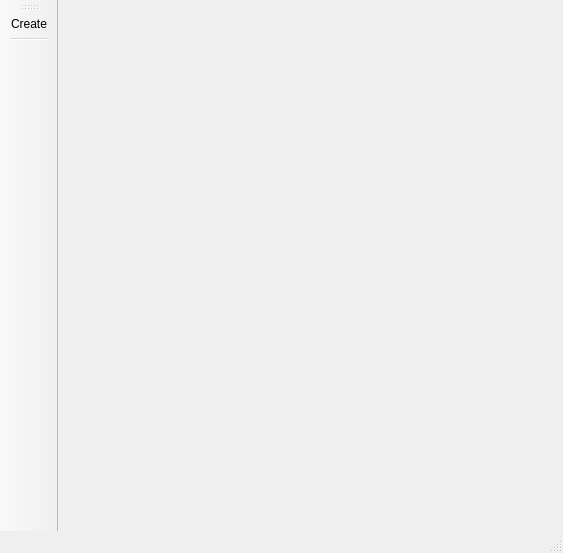
timothyhalim/sd-dreamer, file sd_dreamer.ui: the form before one commit.
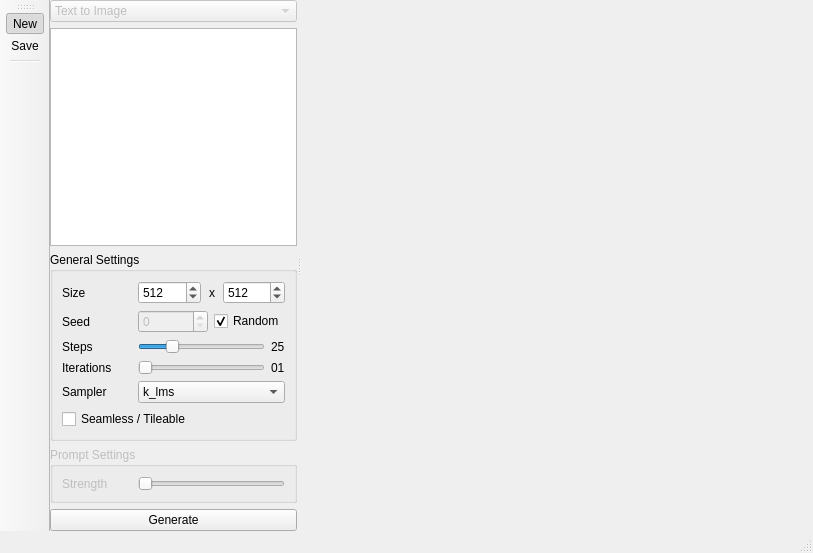
The form after the commit. Icons and pictures are not drawn.

The edit to the form file:
```diff
--- a/sd_dreamer.ui
+++ b/sd_dreamer.ui
@@ -6,7 +6,7 @@
    <rect>
     <x>0</x>
     <y>0</y>
-    <width>563</width>
+    <width>813</width>
     <height>553</height>
    </rect>
   </property>
@@ -14,7 +14,7 @@
    <string>Dreamer</string>
   </property>
   <widget class="QWidget" name="centralwidget">
-   <layout class="QVBoxLayout" name="verticalLayout">
+   <layout class="QHBoxLayout" name="horizontalLayout">
     <property name="leftMargin">
      <number>0</number>
     </property>
@@ -28,13 +28,370 @@
      <number>0</number>
     </property>
     <item>
-     <widget class="QLabel" name="label">
-      <property name="text">
-       <string/>
+     <widget class="QSplitter" name="splitter">
+      <property name="orientation">
+       <enum>Qt::Horizontal</enum>
       </property>
-      <property name="alignment">
-       <set>Qt::AlignCenter</set>
-      </property>
+      <widget class="QWidget" name="widget" native="true">
+       <layout class="QVBoxLayout" name="verticalLayout">
+        <item>
+         <widget class="QComboBox" name="comboBox">
+          <property name="enabled">
+           <bool>false</bool>
+          </property>
+          <item>
+           <property name="text">
+            <string>Text to Image</string>
+           </property>
+          </item>
+          <item>
+           <property name="text">
+            <string>Image to Image</string>
+           </property>
+          </item>
+          <item>
+           <property name="text">
+            <string>InPainting</string>
+           </property>
+          </item>
+          <item>
+           <property name="text">
+            <string>Upscaling</string>
+           </property>
+          </item>
+         </widget>
+        </item>
+        <item>
+         <widget class="QPlainTextEdit" name="prompt_edit"/>
+        </item>
+        <item>
+         <widget class="QGroupBox" name="settings">
+          <property name="title">
+           <string>General Settings</string>
+          </property>
+          <property name="checkable">
+           <bool>false</bool>
+          </property>
+          <layout class="QVBoxLayout" name="verticalLayout_2">
+           <item>
+            <layout class="QHBoxLayout" name="horizontalLayout_2">
+             <property name="sizeConstraint">
+              <enum>QLayout::SetMinimumSize</enum>
+             </property>
+             <item>
+              <widget class="QLabel" name="label_2">
+               <property name="sizePolicy">
+                <sizepolicy hsizetype="Fixed" vsizetype="Preferred">
+                 <horstretch>0</horstretch>
+                 <verstretch>0</verstretch>
+                </sizepolicy>
+               </property>
+               <property name="minimumSize">
+                <size>
+                 <width>70</width>
+                 <height>0</height>
+                </size>
+               </property>
+               <property name="text">
+                <string>Size</string>
+               </property>
+              </widget>
+             </item>
+             <item>
+              <widget class="QSpinBox" name="image_width">
+               <property name="minimum">
+                <number>64</number>
+               </property>
+               <property name="maximum">
+                <number>2048</number>
+               </property>
+               <property name="singleStep">
+                <number>64</number>
+               </property>
+               <property name="value">
+                <number>512</number>
+               </property>
+              </widget>
+             </item>
+             <item>
+              <widget class="QLabel" name="label_3">
+               <property name="maximumSize">
+                <size>
+                 <width>10</width>
+                 <height>16777215</height>
+                </size>
+               </property>
+               <property name="text">
+                <string>x</string>
+               </property>
+               <property name="alignment">
+                <set>Qt::AlignCenter</set>
+               </property>
+              </widget>
+             </item>
+             <item>
+              <widget class="QSpinBox" name="image_height">
+               <property name="minimum">
+                <number>64</number>
+               </property>
+               <property name="maximum">
+                <number>2048</number>
+               </property>
+               <property name="singleStep">
+                <number>64</number>
+               </property>
+               <property name="value">
+                <number>512</number>
+               </property>
+              </widget>
+             </item>
+            </layout>
+           </item>
+           <item>
+            <layout class="QHBoxLayout" name="horizontalLayout_3">
+             <item>
+              <widget class="QLabel" name="label_4">
+               <property name="sizePolicy">
+                <sizepolicy hsizetype="Fixed" vsizetype="Preferred">
+                 <horstretch>0</horstretch>
+                 <verstretch>0</verstretch>
+                </sizepolicy>
+               </property>
+               <property name="minimumSize">
+                <size>
+                 <width>70</width>
+                 <height>0</height>
+                </size>
+               </property>
+               <property name="text">
+                <string>Seed</string>
+               </property>
+              </widget>
+             </item>
+             <item>
+              <widget class="QSpinBox" name="seed">
+               <property name="enabled">
+                <bool>false</bool>
+               </property>
+               <property name="maximum">
+                <number>999999999</number>
+               </property>
+              </widget>
+             </item>
+             <item>
+              <widget class="QCheckBox" name="random_seed">
+               <property name="enabled">
+                <bool>true</bool>
+               </property>
+               <property name="text">
+                <string>Random</string>
+               </property>
+               <property name="checked">
+                <bool>true</bool>
+               </property>
+              </widget>
+             </item>
+            </layout>
+           </item>
+           <item>
+            <layout class="QHBoxLayout" name="horizontalLayout_4">
+             <item>
+              <widget class="QLabel" name="label_5">
+               <property name="sizePolicy">
+                <sizepolicy hsizetype="Fixed" vsizetype="Preferred">
+                 <horstretch>0</horstretch>
+                 <verstretch>0</verstretch>
+                </sizepolicy>
+               </property>
+               <property name="minimumSize">
+                <size>
+                 <width>70</width>
+                 <height>0</height>
+                </size>
+               </property>
+               <property name="text">
+                <string>Steps</string>
+               </property>
+              </widget>
+             </item>
+             <item>
+              <widget class="QSlider" name="steps">
+               <property name="minimum">
+                <number>1</number>
+               </property>
+               <property name="value">
+                <number>25</number>
+               </property>
+               <property name="orientation">
+                <enum>Qt::Horizontal</enum>
+               </property>
+              </widget>
+             </item>
+             <item>
+              <widget class="QLabel" name="steps_value">
+               <property name="text">
+                <string>25</string>
+               </property>
+              </widget>
+             </item>
+            </layout>
+           </item>
+           <item>
+            <layout class="QHBoxLayout" name="horizontalLayout_5">
+             <item>
+              <widget class="QLabel" name="label_6">
+               <property name="sizePolicy">
+                <sizepolicy hsizetype="Fixed" vsizetype="Preferred">
+                 <horstretch>0</horstretch>
+                 <verstretch>0</verstretch>
+                </sizepolicy>
+               </property>
+               <property name="minimumSize">
+                <size>
+                 <width>70</width>
+                 <height>0</height>
+                </size>
+               </property>
+               <property name="text">
+                <string>Iterations</string>
+               </property>
+              </widget>
+             </item>
+             <item>
+              <widget class="QSlider" name="iteration">
+               <property name="enabled">
+                <bool>false</bool>
+               </property>
+               <property name="minimum">
+                <number>1</number>
+               </property>
+               <property name="orientation">
+                <enum>Qt::Horizontal</enum>
+               </property>
+              </widget>
+             </item>
+             <item>
+              <widget class="QLabel" name="iteration_value">
+               <property name="text">
+                <string>01</string>
+               </property>
+              </widget>
+             </item>
+            </layout>
+           </item>
+           <item>
+            <layout class="QHBoxLayout" name="horizontalLayout_6">
+             <item>
+              <widget class="QLabel" name="label_7">
+               <property name="sizePolicy">
+                <sizepolicy hsizetype="Fixed" vsizetype="Preferred">
+                 <horstretch>0</horstretch>
+                 <verstretch>0</verstretch>
+                </sizepolicy>
+               </property>
+               <property name="minimumSize">
+                <size>
+                 <width>70</width>
+                 <height>0</height>
+                </size>
+               </property>
+               <property name="text">
+                <string>Sampler</string>
+               </property>
+              </widget>
+             </item>
+             <item>
+              <widget class="QComboBox" name="sampler">
+               <item>
+                <property name="text">
+                 <string>k_lms</string>
+                </property>
+               </item>
+              </widget>
+             </item>
+            </layout>
+           </item>
+           <item>
+            <widget class="QCheckBox" name="seamless">
+             <property name="text">
+              <string>Seamless / Tileable</string>
+             </property>
+            </widget>
+           </item>
+          </layout>
+         </widget>
+        </item>
+        <item>
+         <widget class="QGroupBox" name="groupBox">
+          <property name="enabled">
+           <bool>false</bool>
+          </property>
+          <property name="title">
+           <string>Prompt Settings</string>
+          </property>
+          <layout class="QVBoxLayout" name="verticalLayout_3">
+           <item>
+            <layout class="QHBoxLayout" name="horizontalLayout_7">
+             <item>
+              <widget class="QLabel" name="label_8">
+               <property name="sizePolicy">
+                <sizepolicy hsizetype="Fixed" vsizetype="Preferred">
+                 <horstretch>0</horstretch>
+                 <verstretch>0</verstretch>
+                </sizepolicy>
+               </property>
+               <property name="minimumSize">
+                <size>
+                 <width>70</width>
+                 <height>0</height>
+                </size>
+               </property>
+               <property name="text">
+                <string>Strength</string>
+               </property>
+              </widget>
+             </item>
+             <item>
+              <widget class="QSlider" name="horizontalSlider">
+               <property name="orientation">
+                <enum>Qt::Horizontal</enum>
+               </property>
+              </widget>
+             </item>
+            </layout>
+           </item>
+          </layout>
+         </widget>
+        </item>
+        <item>
+         <widget class="QPushButton" name="generate_btn">
+          <property name="text">
+           <string>Generate</string>
+          </property>
+         </widget>
+        </item>
+       </layout>
+      </widget>
+      <widget class="QLabel" name="image_preview">
+       <property name="sizePolicy">
+        <sizepolicy hsizetype="MinimumExpanding" vsizetype="Preferred">
+         <horstretch>0</horstretch>
+         <verstretch>1</verstretch>
+        </sizepolicy>
+       </property>
+       <property name="minimumSize">
+        <size>
+         <width>512</width>
+         <height>512</height>
+        </size>
+       </property>
+       <property name="text">
+        <string/>
+       </property>
+       <property name="alignment">
+        <set>Qt::AlignCenter</set>
+       </property>
+      </widget>
      </widget>
     </item>
    </layout>
@@ -49,11 +406,13 @@
     </rect>
    </property>
   </widget>
-  <widget class="QStatusBar" name="statusbar"/>
   <widget class="QToolBar" name="toolBar">
    <property name="windowTitle">
     <string>toolBar_2</string>
    </property>
+   <property name="orientation">
+    <enum>Qt::Vertical</enum>
+   </property>
    <attribute name="toolBarArea">
     <enum>LeftToolBarArea</enum>
    </attribute>
@@ -61,16 +420,69 @@
     <bool>false</bool>
    </attribute>
    <addaction name="actionNew"/>
+   <addaction name="actionSave"/>
    <addaction name="separator"/>
   </widget>
+  <widget class="QStatusBar" name="statusbar"/>
   <action name="actionNew">
+   <property name="checkable">
+    <bool>true</bool>
+   </property>
+   <property name="checked">
+    <bool>true</bool>
+   </property>
+   <property name="icon">
+    <iconset resource="sd_dreamer.qrc">
+     <normaloff>:/icons/icons/new.png</normaloff>:/icons/icons/new.png</iconset>
+   </property>
    <property name="text">
-    <string>Create</string>
+    <string>New</string>
+   </property>
+   <property name="toolTip">
+    <string>New</string>
    </property>
    <property name="shortcut">
     <string>Ctrl+N</string>
    </property>
   </action>
+  <action name="actionInPainting">
+   <property name="icon">
+    <iconset resource="sd_dreamer.qrc">
+     <normaloff>:/icons/icons/brush.png</normaloff>:/icons/icons/brush.png</iconset>
+   </property>
+   <property name="text">
+    <string>InPainting</string>
+   </property>
+   <property name="toolTip">
+    <string>Paint</string>
+   </property>
+   <property name="shortcut">
+    <string>Ctrl+P</string>
+   </property>
+  </action>
+  <action name="actionSave">
+   <property name="icon">
+    <iconset resource="sd_dreamer.qrc">
+     <normaloff>:/icons/icons/save.png</normaloff>:/icons/icons/save.png</iconset>
+   </property>
+   <property name="text">
+    <string>Save</string>
+   </property>
+   <property name="toolTip">
+    <string>Save</string>
+   </property>
+   <property name="shortcut">
+    <string>Ctrl+S</string>
+   </property>
+  </action>
+  <action name="actionBrushColor">
+   <property name="text">
+    <string>Color</string>
+   </property>
+   <property name="shortcut">
+    <string>Ctrl+I</string>
+   </property>
+  </action>
  </widget>
  <resources/>
  <connections/>
```
Left out of the diff: 10 changed lines with no effect on the pictures.
